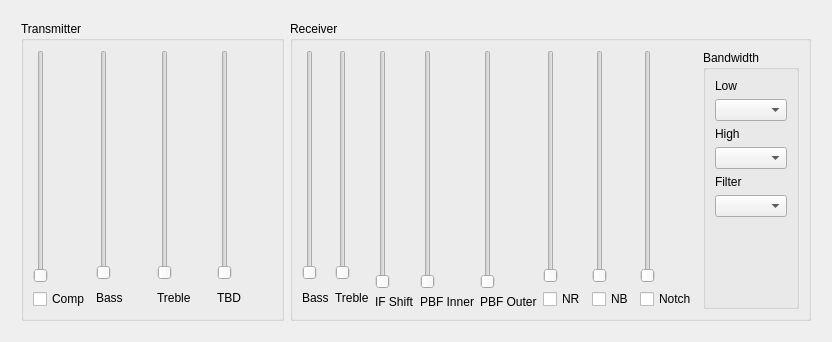
Above: transceiveradjustments.ui from adecarolis/wfweb before the change. Below: the same form after it.
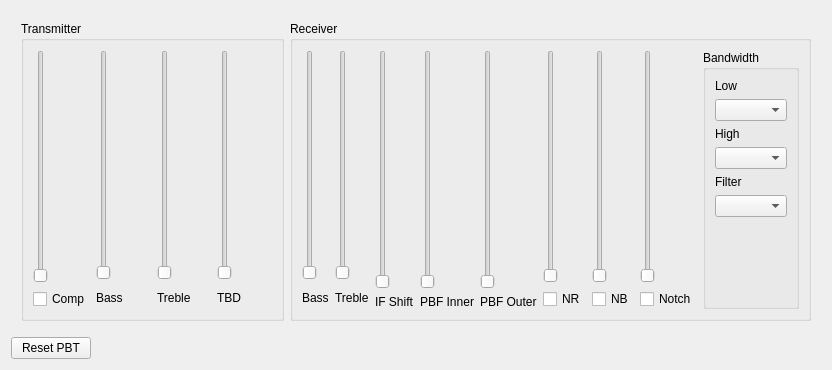
That is the form after the change.

Commit message: Changed Show More button to also raise the transceiver adjustments window. Added "reset PBT" button to the transceiver adjustments window.

```diff
--- a/transceiveradjustments.ui
+++ b/transceiveradjustments.ui
@@ -7,7 +7,7 @@
     <x>0</x>
     <y>0</y>
     <width>832</width>
-    <height>337</height>
+    <height>342</height>
    </rect>
   </property>
   <property name="windowTitle">
@@ -463,6 +463,33 @@
      </item>
     </layout>
    </item>
+   <item>
+    <layout class="QHBoxLayout" name="horizontalLayout_4">
+     <property name="topMargin">
+      <number>0</number>
+     </property>
+     <item>
+      <widget class="QPushButton" name="resetPBTbtn">
+       <property name="text">
+        <string>Reset PBT</string>
+       </property>
+      </widget>
+     </item>
+     <item>
+      <spacer name="horizontalSpacer">
+       <property name="orientation">
+        <enum>Qt::Horizontal</enum>
+       </property>
+       <property name="sizeHint" stdset="0">
+        <size>
+         <width>40</width>
+         <height>20</height>
+        </size>
+       </property>
+      </spacer>
+     </item>
+    </layout>
+   </item>
   </layout>
  </widget>
  <resources/>
```
The commit also changes 3 other files.
